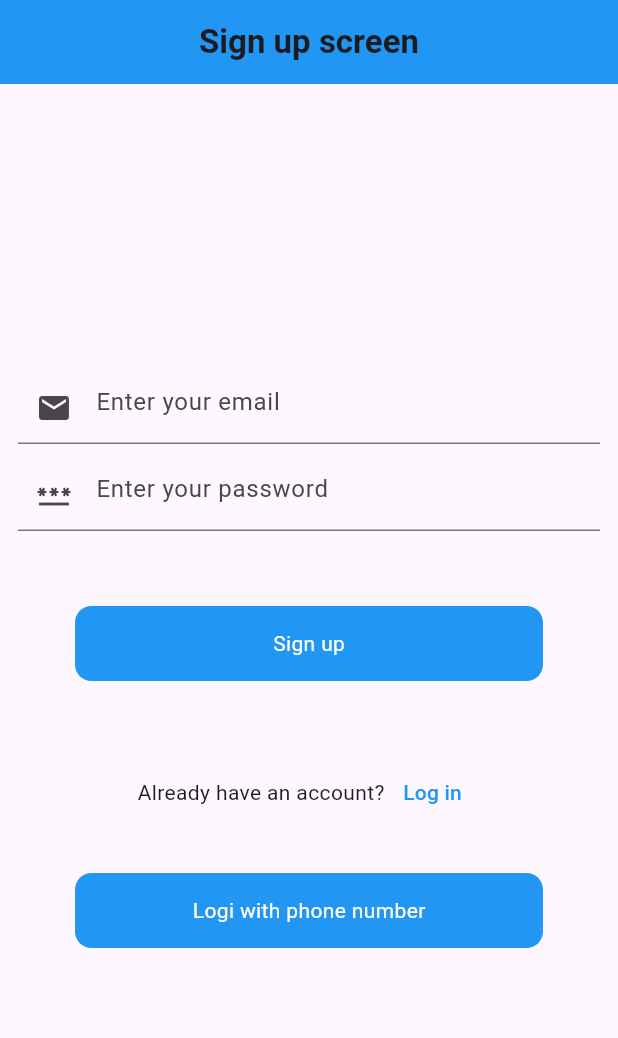
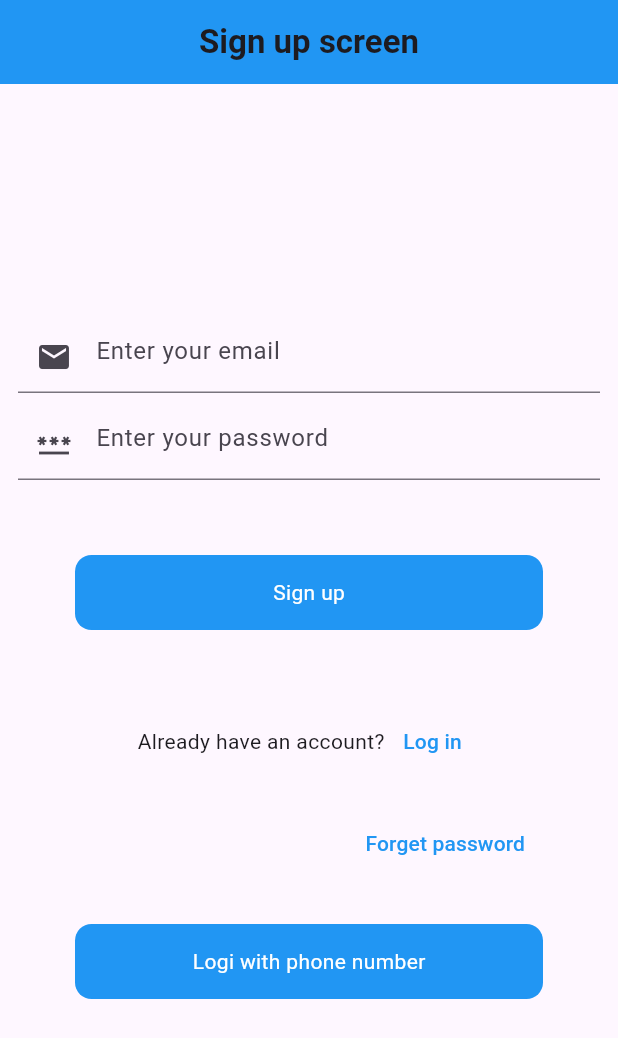
Before and after one commit to moorthikin/firebase_login, a Flutter app: the screen it shows after launch, after a tap on "Sign up", on a phone screen of 412 x 824 dp. Shown: the top 1038 px of the screen. Run offline on Flutter 3.47's test engine with Material 3 defaults, Android fonts, the phone set to English and light mode, and no system bars; our stand-ins replace cloud_firestore, firebase_auth, firebase_core, firebase_database, firebase_storage, fluttertoast and 2 more; missing offline and left inert: dart:ffi; accounts and stored records are empty.

```diff
--- a/lib/services/splash_service.dart
+++ b/lib/services/splash_service.dart
@@ -17,7 +17,7 @@ class SplashService {
       Timer(
           const Duration(seconds: 3),
           () => Navigator.push(
-              context, MaterialPageRoute(builder: (context) => ImageScreen())));
+              context, MaterialPageRoute(builder: (context) => LoginScreen())));
     } else {
       Timer(
           const Duration(seconds: 3),
--- a/lib/ui/login.dart
+++ b/lib/ui/login.dart
@@ -1,4 +1,5 @@
 import 'package:firebase_auth/firebase_auth.dart';
+import 'package:firebase_login/flutterstorage/Imagescreen.dart';
 import 'package:firebase_login/ui/home.dart';
 import 'package:firebase_login/widgets/custom_button.dart';
 import 'package:firebase_login/widgets/toast.dart';
@@ -27,7 +28,7 @@ class _LoginScreenState extends State<LoginScreen> {
         isLoading = false;
       });
       Navigator.push(
-          context, MaterialPageRoute(builder: (context) => HomeScreen()));
+          context, MaterialPageRoute(builder: (context) => ImageScreen()));
     }).onError((error, stackTrace) {
       setState(() {
         isLoading = false;
--- a/lib/ui/signup.dart
+++ b/lib/ui/signup.dart
@@ -1,4 +1,6 @@
 import 'package:firebase_auth/firebase_auth.dart';
+import 'package:firebase_login/flutterstorage/Imagescreen.dart';
+import 'package:firebase_login/ui/forget_screen.dart';
 import 'package:firebase_login/ui/home.dart';
 import 'package:firebase_login/ui/login.dart';
 import 'package:firebase_login/ui/phone.dart';
@@ -34,7 +36,7 @@ class _SignupScreenState extends State<SignupScreen> {
         isLoading = false;
       });
       Navigator.push(
-          context, MaterialPageRoute(builder: (context) => HomeScreen()));
+          context, MaterialPageRoute(builder: (context) => ImageScreen()));
     }).onError((error, stackTrace) {
       setState(() {
         isLoading = false;
@@ -140,6 +142,24 @@ class _SignupScreenState extends State<SignupScreen> {
             ],
           ),
           SizedBox(
+            height: 20,
+          ),
+          Padding(
+            padding: const EdgeInsets.only(right: 50),
+            child: Align(
+              alignment: Alignment.topRight,
+              child: TextButton(
+                  onPressed: () {
+                    Navigator.push(context,
+                        MaterialPageRoute(builder: (context) => ForgetScreen()));
+                  },
+                  child: Text(
+                    "Forget password",
+                    style: TextStyle(color: Colors.blue),
+                  )),
+            ),
+          ),
+          SizedBox(
             height: 30,
           ),
           Padding(
```
Also changed, not shown: lib/flutterstorage/Imagescreen.dart (+28 -1 lines), lib/ui/forget_screen.dart (added, +50 -0 lines).
